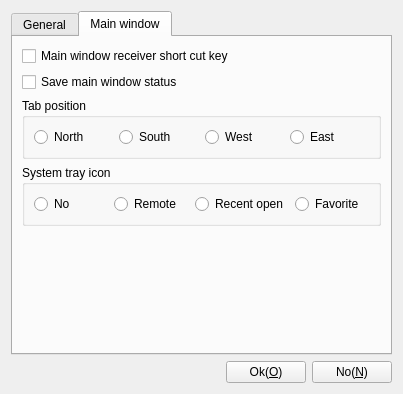
This is App/Viewer/DlgSettings.ui in KangLin/RabbitRemoteControl as Qt 5 draws it before an edit. The edited form follows.
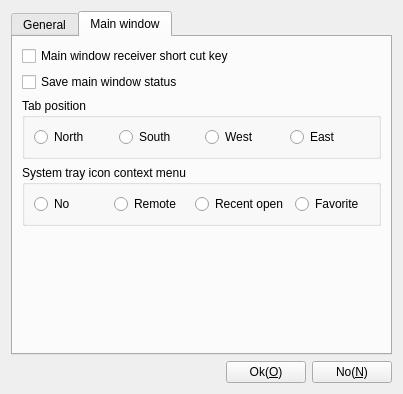
This is the edited form. Icons and pictures are not drawn.

Commit message: App: set system tray icon

```diff
--- a/App/Viewer/DlgSettings.ui
+++ b/App/Viewer/DlgSettings.ui
@@ -293,7 +293,7 @@
        <item row="3" column="0">
         <widget class="QGroupBox" name="groupBox_4">
          <property name="title">
-          <string>System tray icon</string>
+          <string>System tray icon context menu</string>
          </property>
          <layout class="QGridLayout" name="gridLayout_5">
           <item row="0" column="0">
```
The commit also changes 40 other files.
